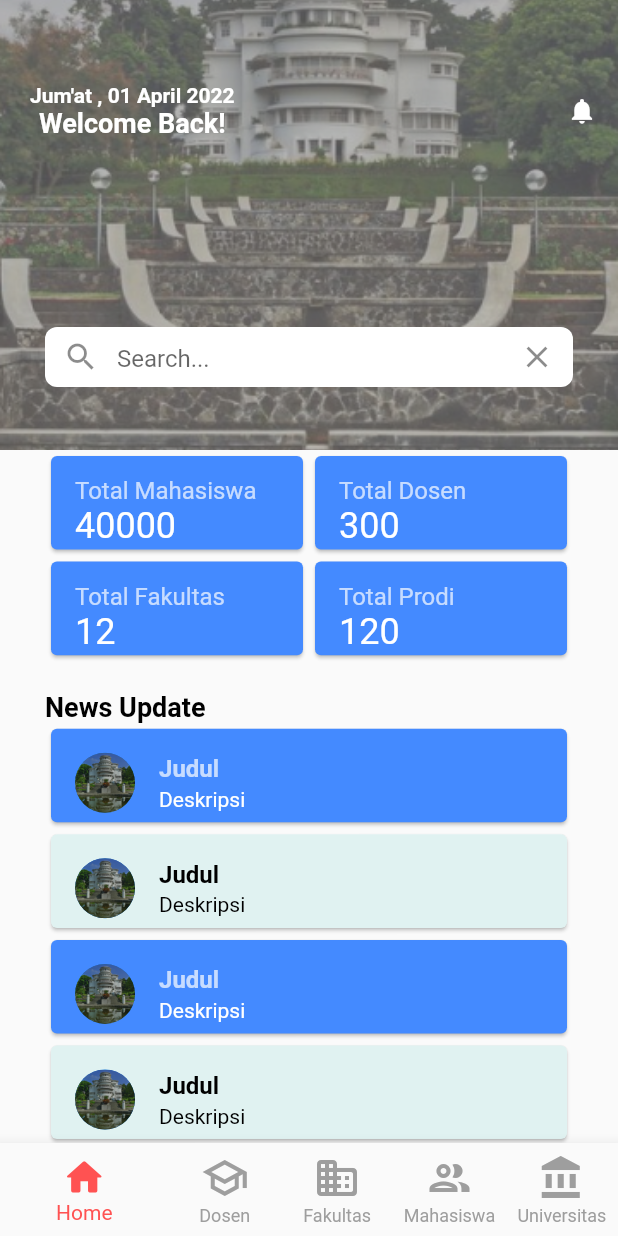
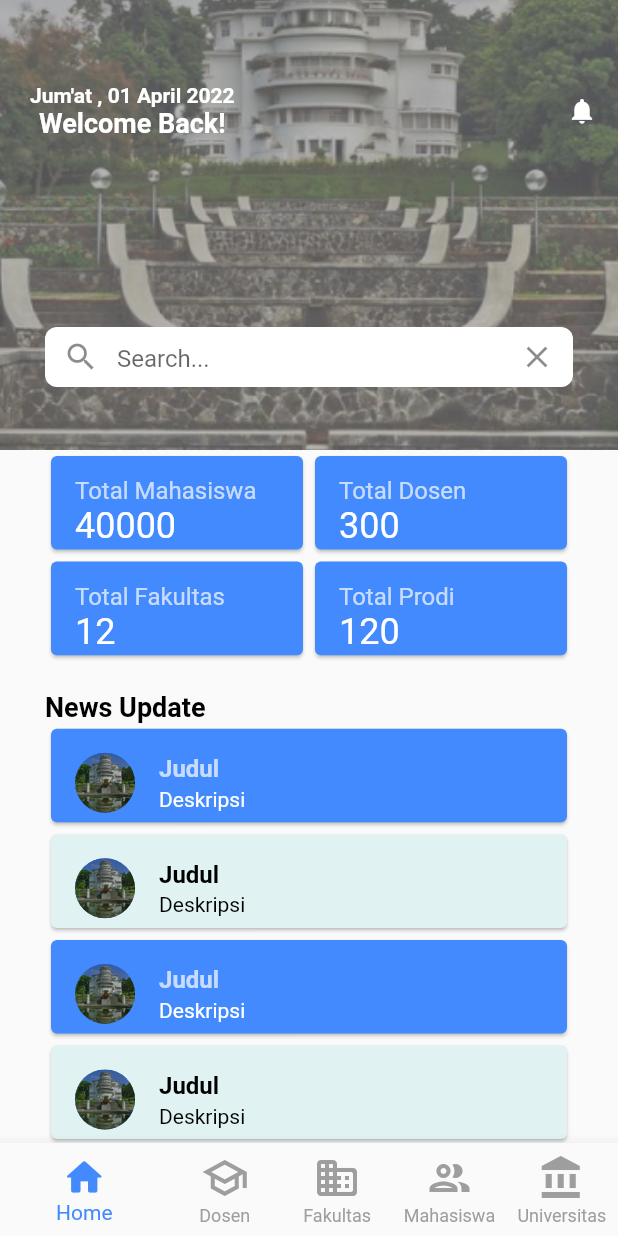
Before and after one commit to muhammad-azriel-cp/PROVIS_KELOMPOK9, a Flutter app: the BottomNav screen opened directly, on a phone screen of 412 x 824 dp. Run offline on Flutter 3.47's test engine with Material 2 defaults, Android fonts, the phone set to English and light mode, and no system bars; our stand-ins replace charts_flutter, fl_chart; network calls fail.

Commit message:
Add files via upload

```diff
--- a/lib/bottom/bottomNav.dart
+++ b/lib/bottom/bottomNav.dart
@@ -51,7 +51,7 @@ class _BottomNavState extends State<BottomNav> {
             ),
           ],
           currentIndex: currentIndex,
-          selectedItemColor: Colors.redAccent,
+          selectedItemColor: Colors.blueAccent,
           unselectedItemColor: Colors.grey,
           showUnselectedLabels: true,
           //onTap: _changeSelectedNavBar,
```
